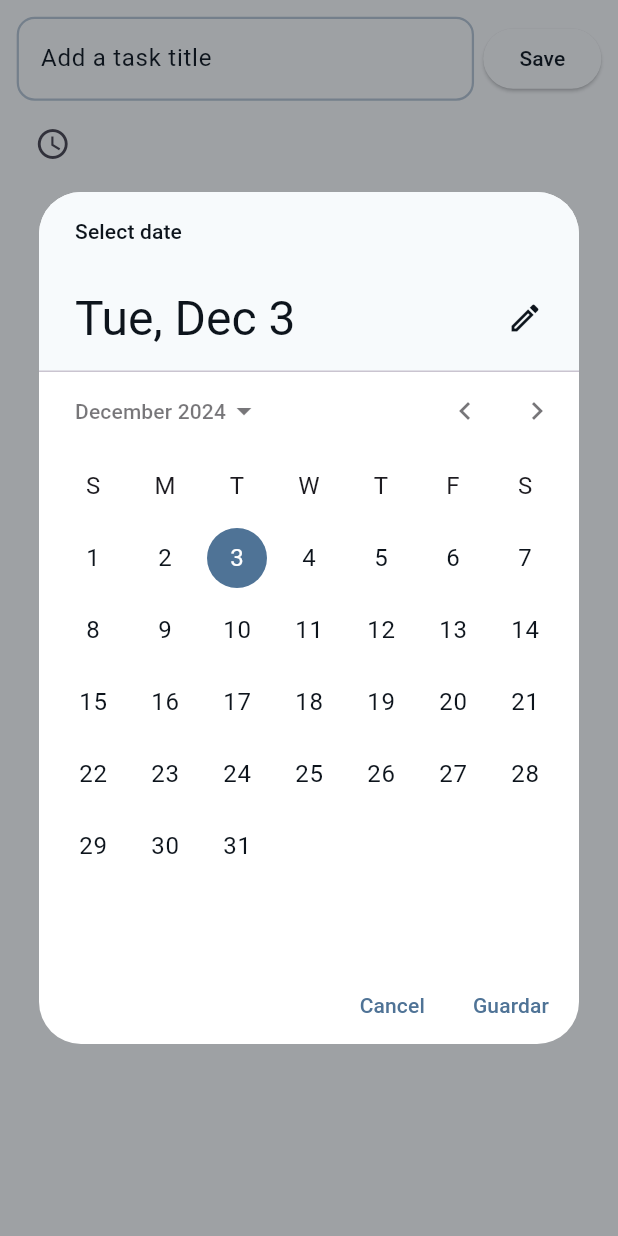
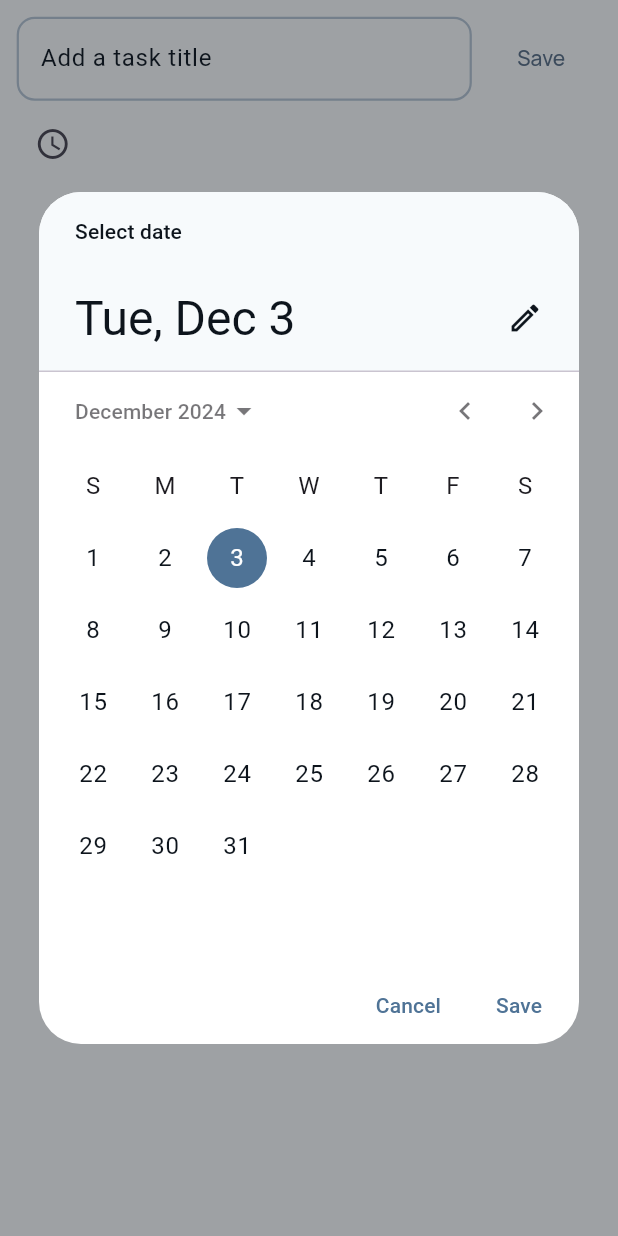
Before and after one commit to jlamilla/tasks, a Flutter app: the ModalCreateTask widget shown alone on an empty page, opened directly with empty values, after a tap on the "watch later" icon, on a phone screen of 412 x 824 dp. Run offline on Flutter 3.47's test engine with Material 3 defaults, Android fonts, the light colour scheme and no system bars; our stand-ins replace either_dart, equatable, firebase_core, flutter_svg, gap, get_it and 4 more; accounts and stored records are empty; project files that could hold a hidden picture were left out.

Commit message:
se realiza una abstración mayor de los metodos

```diff
--- a/lib/core/config/di/di.dart
+++ b/lib/core/config/di/di.dart
@@ -11,7 +11,6 @@ class DependencyInjection {
   static Future<void> init() async {
     await ExternalDependency.init();
     await LocalStorageDependency.init();
-    // Local
     DataSourceLocalDependency.init();
     RepositoryLocalDependency.init();
     UseCaseLocalDependency.init();
--- /dev/null
+++ b/lib/core/config/internationalization/localizations_delegates.dart
@@ -0,0 +1,10 @@
+import 'package:flutter/widgets.dart';
+import 'package:flutter_localizations/flutter_localizations.dart';
+
+class LocalizationsDelegates {
+  static final List<LocalizationsDelegate<void>> locations = <LocalizationsDelegate<void>>[
+    GlobalMaterialLocalizations.delegate,
+    GlobalWidgetsLocalizations.delegate,
+    GlobalCupertinoLocalizations.delegate,
+  ];
+}
--- /dev/null
+++ b/lib/core/config/internationalization/supported_locales.dart
@@ -0,0 +1,10 @@
+import 'package:flutter/widgets.dart';
+
+class SupportedLocales {
+  static const Locale locale = Locale('en', 'US');
+
+  static final List<Locale> locales =  <Locale>[
+    const Locale('en', 'US'),
+  ];
+
+}
--- a/lib/core/config/routes/pages.dart
+++ b/lib/core/config/routes/pages.dart
@@ -7,14 +7,14 @@ import 'package:task/core/design/atomic/atoms/splash/splash_view.dart';
 abstract class Pages {
   static final GoRouter appRouter = GoRouter(initialLocation: '/', routes: <RouteBase>[
     GoRoute(
-      name: 'splash',
+      name: Routes.splash,
       path: Routes.splash,
       builder: (BuildContext context, GoRouterState state) {
         return const SplashView();
       },
     ),
     GoRoute(
-      name: 'tasks',
+      name: Routes.tasks,
       path: Routes.tasks,
       builder: (BuildContext context, GoRouterState state) {
         return const TasksScreen();
--- a/lib/core/design/atomic/molecules/modal_create_task/modal_create_task.dart
+++ b/lib/core/design/atomic/molecules/modal_create_task/modal_create_task.dart
@@ -2,6 +2,7 @@ import 'package:flutter/material.dart';
 import 'package:provider/provider.dart';
 import 'package:task/app/data/models/task/task.dart';
 import 'package:task/core/design/atomic/foundations/color_fundation.dart';
+import 'package:task/core/design/atomic/foundations/font_fundation.dart';
 import 'package:task/core/design/atomic/molecules/modal_create_task/modal_create_task_provider.dart';
 import 'package:task/core/design/responsive/layout.dart';
 import 'package:task/core/design/utils/format_date.dart';
@@ -52,7 +53,7 @@ class _ModalCreateTaskState extends State<ModalCreateTask> {
             children: <Widget>[
               Expanded(
                 child: TextField(
-                  focusNode: _focusNode, // Asigna el FocusNode al TextField
+                  focusNode: _focusNode,
                   onChanged: modalCreateTaskProvider.onChangedTitle,
                   decoration: const InputDecoration(
                     labelText: 'Add a task title',
@@ -62,10 +63,15 @@ class _ModalCreateTaskState extends State<ModalCreateTask> {
               ),
               SizedBox(width: context.layout.width * 0.01),
               ElevatedButton(
-                onPressed: () {
+                onPressed: modalCreateTaskProvider.titleTask.isEmpty ? null :  () {
                   widget.onSave(modalCreateTaskProvider.onSaveTasks(context));
                 },
-                child: const Text('Save'),
+                child: Text(
+                  'Save',
+                  style: modalCreateTaskProvider.titleTask.isEmpty
+                    ? FontFoundation.paragraph.medium14Blue2
+                    : FontFoundation.paragraph.medium14Black,
+                ),
               ),
             ],
           ),
--- a/lib/core/design/atomic/molecules/modal_create_task/modal_create_task_provider.dart
+++ b/lib/core/design/atomic/molecules/modal_create_task/modal_create_task_provider.dart
@@ -15,7 +15,7 @@ class ModalCreateTaskProvider extends ChangeNotifier {
   Future<void> modalCalendar(BuildContext context) async {
     final DateTime? pickedDate = await showDatePicker(
       barrierColor: ColorFoundation.background.black.withOpacity(0.4),
-      confirmText: 'Guardar',
+      confirmText: 'Save',
       context: context,
       initialDate: selectedDate ?? DateTime.now(),
       firstDate: DateTime(2000),
--- a/lib/core/design/responsive/formats/boostrap_format.dart
+++ b/lib/core/design/responsive/formats/boostrap_format.dart
@@ -31,7 +31,7 @@ class BoostrapLayoutFormat extends LayoutFormat {
 
   @override
   LayoutValue<double> get maxWidth => const BreakpointValue<double>.all(
-    xs: 576, // Always maxWitdh == width
+    xs: 576,
     sm: 540,
     md: 720,
     lg: 960,
--- a/lib/core/design/responsive/formats/physical_pixel/portrait_physical_pixel_layout_format.dart
+++ b/lib/core/design/responsive/formats/physical_pixel/portrait_physical_pixel_layout_format.dart
@@ -22,11 +22,11 @@ class PortraitPhysicalPixelLayoutFormat extends LayoutFormat {
 
   @override
   Map<LayoutBreakpoint, double> get breakpoints => <LayoutBreakpoint, double>{
-    LayoutBreakpoint.xs: 480, // FWVGA
-    LayoutBreakpoint.sm: 720, // HD
-    LayoutBreakpoint.md: 1080, // FHD
-    LayoutBreakpoint.lg: 1440, //
-    LayoutBreakpoint.xl: 1768, // QHD
+    LayoutBreakpoint.xs: 480,
+    LayoutBreakpoint.sm: 720,
+    LayoutBreakpoint.md: 1080,
+    LayoutBreakpoint.lg: 1440,
+    LayoutBreakpoint.xl: 1768,
   };
 
   @override
--- a/lib/core/design/responsive/formats/portrait_tablet_layout_format.dart
+++ b/lib/core/design/responsive/formats/portrait_tablet_layout_format.dart
@@ -8,11 +8,11 @@ class PortraitTabletLayoutFormat extends LayoutFormat {
 
   @override
   Map<LayoutBreakpoint, double> get breakpoints => <LayoutBreakpoint, double>{
-        LayoutBreakpoint.xs: 720, // HD
-        LayoutBreakpoint.sm: 1080, // FHD
-        LayoutBreakpoint.md: 1125, // iPhone 11 Pro
-        LayoutBreakpoint.lg: 1440, // QHD
-        LayoutBreakpoint.xl: 2160, //  4K
+        LayoutBreakpoint.xs: 720,
+        LayoutBreakpoint.sm: 1080,
+        LayoutBreakpoint.md: 1125,
+        LayoutBreakpoint.lg: 1440,
+        LayoutBreakpoint.xl: 2160,
       };
 
   @override
```
Also changed, not shown: lib/app/app.dart (+5 -10 lines), lib/core/design/atomic/atoms/splash/splash_view.dart (+2 -10 lines), lib/core/design/responsive/formats/physical_pixel/landscape_physical_pixel_layout_format.dart (+5 -5 lines).
